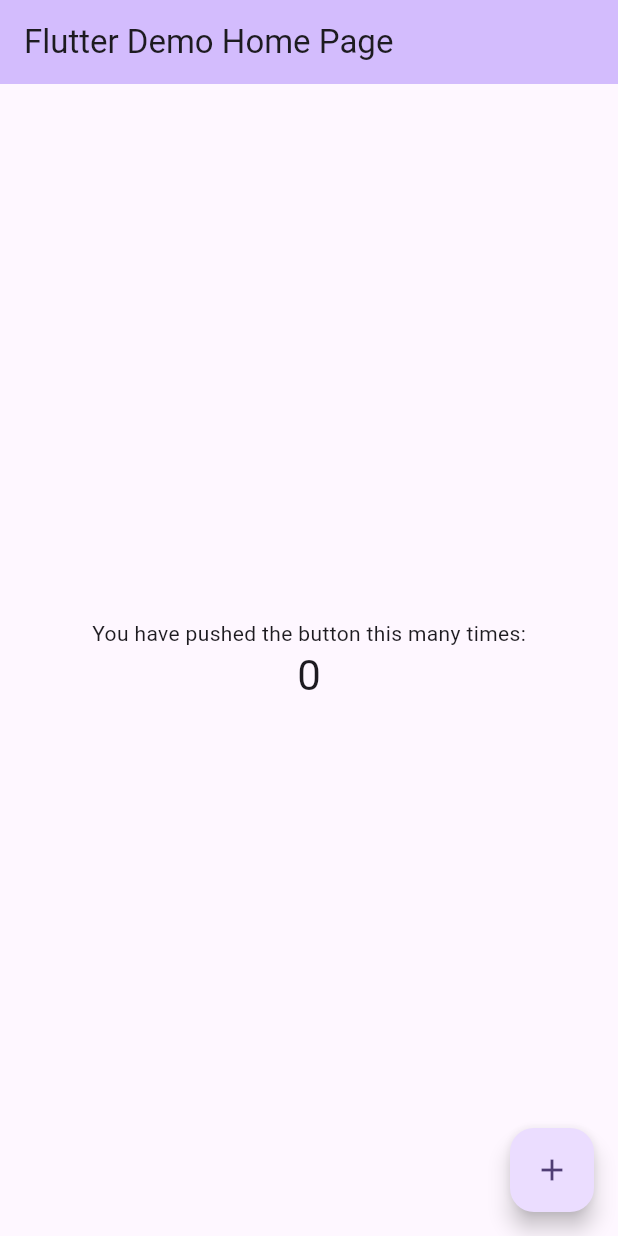
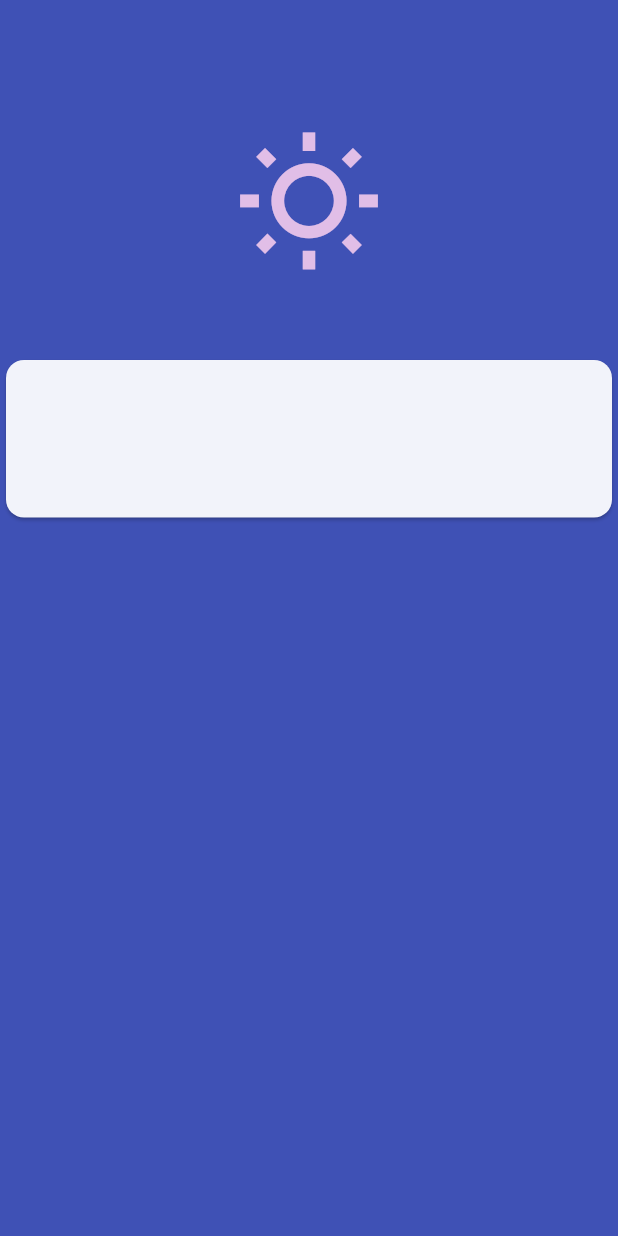
Before and after one commit to mayy58/QUIZ_APP, a Flutter app: the screen it shows after launch, on a phone screen of 412 x 824 dp. Run offline on Flutter 3.47's test engine with Material 2 defaults, Android fonts, the phone set to English and light mode, and no system bars.

Commit message:
home-page

```diff
--- a/lib/main.dart
+++ b/lib/main.dart
@@ -1,4 +1,5 @@
 import 'package:flutter/material.dart';
+import 'package:quiz_app/pages/home_page.dart';
 
 void main() {
   runApp(const MyApp());
@@ -11,115 +12,11 @@ class MyApp extends StatelessWidget {
   @override
   Widget build(BuildContext context) {
     return MaterialApp(
-      title: 'Flutter Demo',
-      theme: ThemeData(
-        // This is the theme of your application.
-        //
-        // TRY THIS: Try running your application with "flutter run". You'll see
-        // the application has a blue toolbar. Then, without quitting the app,
-        // try changing the seedColor in the colorScheme below to Colors.green
-        // and then invoke "hot reload" (save your changes or press the "hot
-        // reload" button in a Flutter-supported IDE, or press "r" if you used
-        // the command line to start the app).
-        //
-        // Notice that the counter didn't reset back to zero; the application
-        // state is not lost during the reload. To reset the state, use hot
-        // restart instead.
-        //
-        // This works for code too, not just values: Most code changes can be
-        // tested with just a hot reload.
-        colorScheme: ColorScheme.fromSeed(seedColor: Colors.deepPurple),
-        useMaterial3: true,
-      ),
-      home: const MyHomePage(title: 'Flutter Demo Home Page'),
-    );
+        title: 'Flutter Demo',
+        theme: ThemeData(
+          colorScheme: ColorScheme.fromSeed(seedColor: Colors.blue),
+          useMaterial3: true,
+        ),
+        home: const HomePage());
   }
 }
-
-class MyHomePage extends StatefulWidget {
-  const MyHomePage({super.key, required this.title});
-
-  // This widget is the home page of your application. It is stateful, meaning
-  // that it has a State object (defined below) that contains fields that affect
-  // how it looks.
-
-  // This class is the configuration for the state. It holds the values (in this
-  // case the title) provided by the parent (in this case the App widget) and
-  // used by the build method of the State. Fields in a Widget subclass are
-  // always marked "final".
-
-  final String title;
-
-  @override
-  State<MyHomePage> createState() => _MyHomePageState();
-}
-
-class _MyHomePageState extends State<MyHomePage> {
-  int _counter = 0;
-
-  void _incrementCounter() {
-    setState(() {
-      // This call to setState tells the Flutter framework that something has
-      // changed in this State, which causes it to rerun the build method below
-      // so that the display can reflect the updated values. If we changed
-      // _counter without calling setState(), then the build method would not be
-      // called again, and so nothing would appear to happen.
-      _counter++;
-    });
-  }
-
-  @override
-  Widget build(BuildContext context) {
-    // This method is rerun every time setState is called, for instance as done
-    // by the _incrementCounter method above.
-    //
-    // The Flutter framework has been optimized to make rerunning build methods
-    // fast, so that you can just rebuild anything that needs updating rather
-    // than having to individually change instances of widgets.
-    return Scaffold(
-      appBar: AppBar(
-        // TRY THIS: Try changing the color here to a specific color (to
-        // Colors.amber, perhaps?) and trigger a hot reload to see the AppBar
-        // change color while the other colors stay the same.
-        backgroundColor: Theme.of(context).colorScheme.inversePrimary,
-        // Here we take the value from the MyHomePage object that was created by
-        // the App.build method, and use it to set our appbar title.
-        title: Text(widget.title),
-      ),
-      body: Center(
-        // Center is a layout widget. It takes a single child and positions it
-        // in the middle of the parent.
-        child: Column(
-          // Column is also a layout widget. It takes a list of children and
-          // arranges them vertically. By default, it sizes itself to fit its
-          // children horizontally, and tries to be as tall as its parent.
-          //
-          // Column has various properties to control how it sizes itself and
-          // how it positions its children. Here we use mainAxisAlignment to
-          // center the children vertically; the main axis here is the vertical
-          // axis because Columns are vertical (the cross axis would be
-          // horizontal).
-          //
-          // TRY THIS: Invoke "debug painting" (choose the "Toggle Debug Paint"
-          // action in the IDE, or press "p" in the console), to see the
-          // wireframe for each widget.
-          mainAxisAlignment: MainAxisAlignment.center,
-          children: <Widget>[
-            const Text(
-              'You have pushed the button this many times:',
-            ),
-            Text(
-              '$_counter',
-              style: Theme.of(context).textTheme.headlineMedium,
-            ),
-          ],
-        ),
-      ),
-      floatingActionButton: FloatingActionButton(
-        onPressed: _incrementCounter,
-        tooltip: 'Increment',
-        child: const Icon(Icons.add),
-      ), // This trailing comma makes auto-formatting nicer for build methods.
-    );
-  }
-}
--- /dev/null
+++ b/lib/pages/home_page.dart
@@ -0,0 +1,40 @@
+import 'package:flutter/material.dart';
+
+class HomePage extends StatelessWidget {
+  const HomePage({super.key});
+
+  @override
+  Widget build(BuildContext context) {
+    return Scaffold(
+      backgroundColor: Colors.indigo,
+      appBar: AppBar(
+        elevation: 0,
+        backgroundColor: Colors.indigo,
+      ),
+      body: Center(
+        child: Column(children: [
+          Container(
+            margin: const EdgeInsets.only(top: 30, bottom: 50),
+            child: Icon(
+              Icons.wb_sunny_outlined,
+              size: 100,
+              color: Colors.purple.shade100,
+            ),
+          ),
+          Card(
+            child: ListView(
+              shrinkWrap: true,
+              padding: const EdgeInsets.all(10),
+              children: [
+                Container(
+                  height: 50,
+                  margin: const EdgeInsets.only(top: 10, bottom: 25),
+                )
+              ],
+            ),
+          ),
+        ]),
+      ),
+    );
+  }
+}
```
